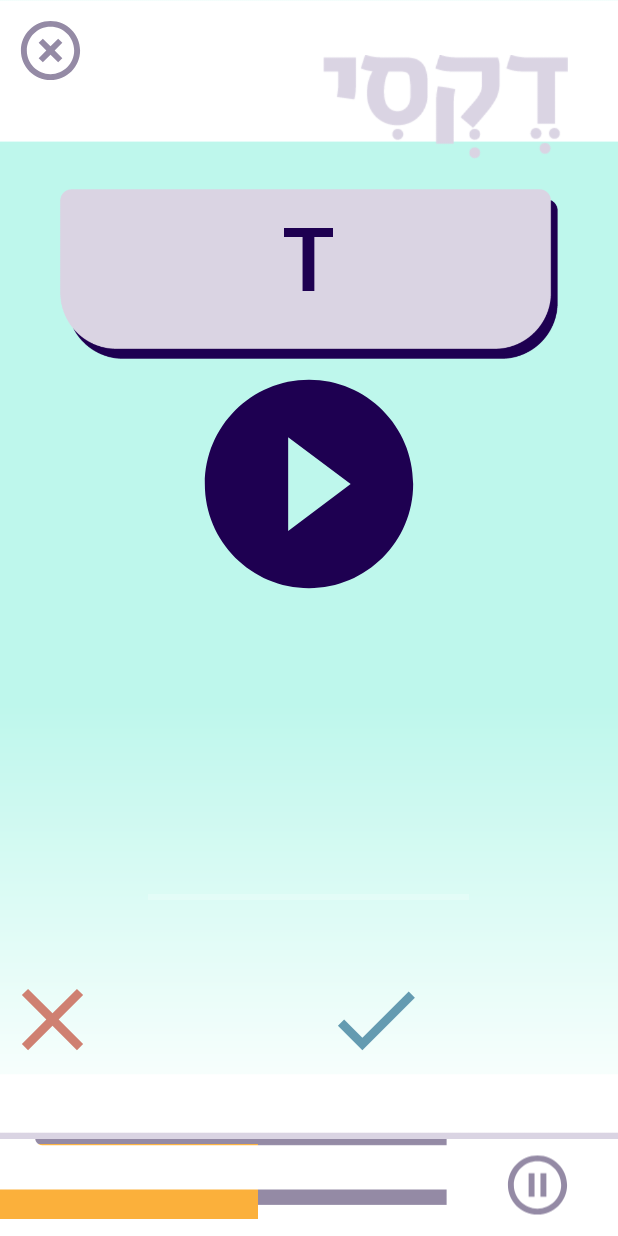
After one commit to shellybekhor/Dexi, an Android app: the layout game_words_activity.xml on its own in the app's theme, with its tools: preview values and no code run, on a phone screen of 412 x 824 dp. The commit adds this screen. Run offline under Robolectric (Android 15) with nearby library versions, the phone set to English and light mode, and no system bars.

Commit message:
new graphics!

```diff
--- /dev/null
+++ b/app/src/main/res/drawable/ic_check_black_24dp.xml
@@ -0,0 +1,5 @@
+<vector android:height="24dp" android:tint="#649BB1"
+    android:viewportHeight="24.0" android:viewportWidth="24.0"
+    android:width="24dp" xmlns:android="http://schemas.android.com/apk/res/android">
+    <path android:fillColor="#FF000000" android:pathData="M9,16.17L4.83,12l-1.42,1.41L9,19 21,7l-1.41,-1.41z"/>
+</vector>
--- /dev/null
+++ b/app/src/main/res/drawable/ic_close_black_24dp.xml
@@ -0,0 +1,5 @@
+<vector android:height="24dp" android:tint="#CF8071"
+    android:viewportHeight="24.0" android:viewportWidth="24.0"
+    android:width="24dp" xmlns:android="http://schemas.android.com/apk/res/android">
+    <path android:fillColor="#FF000000" android:pathData="M19,6.41L17.59,5 12,10.59 6.41,5 5,6.41 10.59,12 5,17.59 6.41,19 12,13.41 17.59,19 19,17.59 13.41,12z"/>
+</vector>
--- /dev/null
+++ b/app/src/main/res/drawable/ic_play_circle_filled_black_24dp.xml
@@ -0,0 +1,5 @@
+<vector android:height="24dp" android:tint="#1E0051"
+    android:viewportHeight="24.0" android:viewportWidth="24.0"
+    android:width="24dp" xmlns:android="http://schemas.android.com/apk/res/android">
+    <path android:fillColor="#FF000000" android:pathData="M12,2C6.48,2 2,6.48 2,12s4.48,10 10,10 10,-4.48 10,-10S17.52,2 12,2zM10,16.5v-9l6,4.5 -6,4.5z"/>
+</vector>
--- /dev/null
+++ b/app/src/main/res/drawable/ic_play_circle_outline_black_24dp.xml
@@ -0,0 +1,5 @@
+<vector android:height="60dp" android:tint="#948AA5"
+    android:viewportHeight="24.0" android:viewportWidth="24.0"
+    android:width="60dp" xmlns:android="http://schemas.android.com/apk/res/android">
+    <path android:fillColor="#FF000000" android:pathData="M10,16.5l6,-4.5 -6,-4.5v9zM12,2C6.48,2 2,6.48 2,12s4.48,10 10,10 10,-4.48 10,-10S17.52,2 12,2zM12,20c-4.41,0 -8,-3.59 -8,-8s3.59,-8 8,-8 8,3.59 8,8 -3.59,8 -8,8z"/>
+</vector>
--- a/app/src/main/res/layout/game_syls_activity.xml
+++ b/app/src/main/res/layout/game_syls_activity.xml
@@ -80,7 +80,7 @@
         android:max="2000"
         android:min="500"
         android:nestedScrollingEnabled="false"
-        android:progress="100"
+        android:progress="1000"
         android:progressDrawable="@android:color/transparent"
         android:scrollbars="none"
         android:thumb="@drawable/ic_adjust_black_70dp"
--- /dev/null
+++ b/app/src/main/res/layout/game_words_activity.xml
@@ -0,0 +1,134 @@
+<?xml version="1.0" encoding="utf-8"?>
+<RelativeLayout xmlns:android="http://schemas.android.com/apk/res/android"
+    xmlns:app="http://schemas.android.com/apk/res-auto"
+    xmlns:tools="http://schemas.android.com/tools"
+    android:layout_width="match_parent"
+    android:layout_height="match_parent"
+    android:background="@drawable/bg"
+    tools:context=".GameSylsActivity">
+
+
+    <ImageView
+        android:id="@+id/topLogo"
+        android:layout_width="245px"
+        android:layout_height="104px"
+        android:layout_alignParentEnd="true"
+        android:layout_marginRight="50px"
+        android:layout_marginTop="55px"
+        android:src="@drawable/top_logo" />
+
+    <ImageView
+        android:id="@+id/progBack"
+        android:layout_width="298dp"
+        android:layout_height="86dp"
+        android:layout_alignParentBottom="true"
+        android:layout_marginEnd="-30dp"
+        android:layout_toStartOf="@+id/prevConst"
+        android:src="@drawable/purple2" />
+
+    <ImageView
+        android:id="@+id/BackButton"
+        android:layout_width="47dp"
+        android:layout_height="47dp"
+        android:layout_alignParentStart="true"
+        android:layout_marginStart="10dp"
+        android:layout_marginTop="10dp"
+        android:clickable="true"
+        android:onClick="backToMenu"
+        android:src="@drawable/ic_highlight_off_black_24dp" />
+
+    <ImageView
+        android:id="@+id/progress"
+        android:layout_width="172dp"
+        android:layout_height="50dp"
+        android:layout_alignParentBottom="true"
+        android:layout_alignStart="@+id/stopButton"
+        android:layout_marginBottom="11dp"
+        android:contentDescription="TODO"
+        android:src="@color/yellow" />
+
+    <ImageView
+        android:id="@+id/progFrame"
+        android:layout_width="wrap_content"
+        android:layout_height="208px"
+        android:layout_alignParentBottom="true"
+        android:layout_alignParentStart="true"
+        android:src="@drawable/progress_bar_alpha" />
+
+    <ImageView
+        android:id="@+id/pause"
+        android:layout_width="47dp"
+        android:layout_height="68dp"
+        android:layout_alignEnd="@+id/topLogo"
+        android:layout_alignParentBottom="true"
+        android:layout_marginEnd="-3dp"
+        android:clickable="true"
+        android:onClick="toPause"
+        android:src="@drawable/ic_pause_circle_outline_black_24dp" />
+
+    <ImageView
+        android:id="@+id/divider"
+        android:layout_width="wrap_content"
+        android:layout_height="wrap_content"
+        android:layout_above="@+id/progress"
+        android:layout_alignParentStart="true"
+        android:src="@drawable/divider" />
+
+    <ImageView
+        android:id="@+id/imageView5"
+        android:layout_width="900px"
+        android:layout_height="113dp"
+        android:layout_alignParentTop="true"
+        android:layout_centerHorizontal="true"
+        android:layout_marginTop="126dp"
+        android:src="@drawable/menu_word" />
+
+    <TextView
+        android:id="@+id/curConst"
+        android:layout_width="wrap_content"
+        android:layout_height="77dp"
+        android:layout_alignParentTop="true"
+        android:layout_centerHorizontal="true"
+        android:layout_marginTop="133dp"
+        android:fontFamily="@font/alef_bold"
+        android:gravity="center_vertical|center"
+        android:text="T"
+        android:textColor="@color/purple3"
+        android:textColorLink="@color/purple3"
+        android:textSize="60sp" />
+
+    <ProgressBar
+        android:id="@+id/progressBar2"
+        style="?android:attr/progressBarStyleHorizontal"
+        android:layout_width="214dp"
+        android:layout_height="wrap_content"
+        android:layout_alignParentBottom="true"
+        android:layout_centerHorizontal="true"
+        android:layout_marginBottom="218dp" />
+
+    <ImageView
+        android:id="@+id/imageView7"
+        android:layout_width="250px"
+        android:layout_height="250px"
+        android:layout_below="@+id/imageView5"
+        android:layout_centerHorizontal="true"
+        android:src="@drawable/ic_play_circle_filled_black_24dp" />
+
+    <ImageView
+        android:id="@+id/imageView8"
+        android:layout_width="70dp"
+        android:layout_height="70dp"
+        android:layout_alignParentBottom="true"
+        android:layout_alignStart="@+id/topLogo"
+        android:layout_marginBottom="109dp"
+        android:src="@drawable/ic_check_black_24dp" />
+
+    <ImageView
+        android:id="@+id/imageView9"
+        android:layout_width="70dp"
+        android:layout_height="70dp"
+        android:layout_alignStart="@+id/imageView5"
+        android:layout_alignTop="@+id/imageView8"
+        android:src="@drawable/ic_close_black_24dp" />
+
+</RelativeLayout>
--- a/app/src/main/res/layout/main.xml
+++ b/app/src/main/res/layout/main.xml
@@ -7,16 +7,6 @@
     android:background="@drawable/menu_bg"
     tools:context=".MainActivity"
     tools:layout_editor_absoluteY="81dp">
-
-    <Button
-        android:id="@+id/trybutton"
-        android:layout_width="wrap_content"
-        android:layout_height="wrap_content"
-        android:layout_alignParentBottom="true"
-        android:layout_centerHorizontal="true"
-        android:layout_marginBottom="116dp"
-        android:onClick="audioPlayer"
-        android:text="try" />
 
     <ImageView
         android:id="@+id/imageView"
@@ -40,17 +30,21 @@
         android:id="@+id/imageView3"
         android:layout_width="484px"
         android:layout_height="176dp"
-        android:layout_alignParentTop="true"
+        android:layout_above="@+id/imageView4"
         android:layout_centerHorizontal="true"
-        android:layout_marginTop="111dp"
+        android:clickable="true"
+        android:onClick="moveToGameSyls"
         android:src="@drawable/menu_syl" />
 
     <ImageView
         android:id="@+id/imageView4"
         android:layout_width="890px"
         android:layout_height="123dp"
-        android:layout_below="@+id/imageView3"
+        android:layout_alignParentBottom="true"
         android:layout_centerHorizontal="true"
+        android:layout_marginBottom="173dp"
+        android:clickable="true"
+        android:onClick="moveToGameWords"
         android:src="@drawable/menu_word" />
 
 </RelativeLayout>
```
